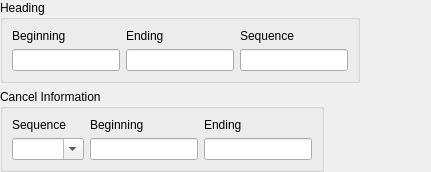
Qt form tafor/components/ui/sigmet_cancel.ui (up1and/tafor) before a commit.
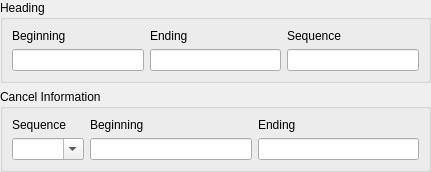
The same form after that commit.

Commit message: 微调 SIGMET 编辑器布局

Diff of the .ui file:
```diff
--- a/tafor/components/ui/sigmet_cancel.ui
+++ b/tafor/components/ui/sigmet_cancel.ui
@@ -28,12 +28,6 @@
    </property>
    <item>
     <widget class="QGroupBox" name="headingGroup">
-     <property name="sizePolicy">
-      <sizepolicy hsizetype="Fixed" vsizetype="Fixed">
-       <horstretch>0</horstretch>
-       <verstretch>0</verstretch>
-      </sizepolicy>
-     </property>
      <property name="title">
       <string>Heading</string>
      </property>
@@ -82,12 +76,6 @@
    </item>
    <item>
     <widget class="QGroupBox" name="cancelGroup">
-     <property name="sizePolicy">
-      <sizepolicy hsizetype="Fixed" vsizetype="Fixed">
-       <horstretch>0</horstretch>
-       <verstretch>0</verstretch>
-      </sizepolicy>
-     </property>
      <property name="title">
       <string>Cancel Information</string>
      </property>
```
Left out of the diff: 6 changed lines with no effect on the pictures. The commit also changes 10 other files.
